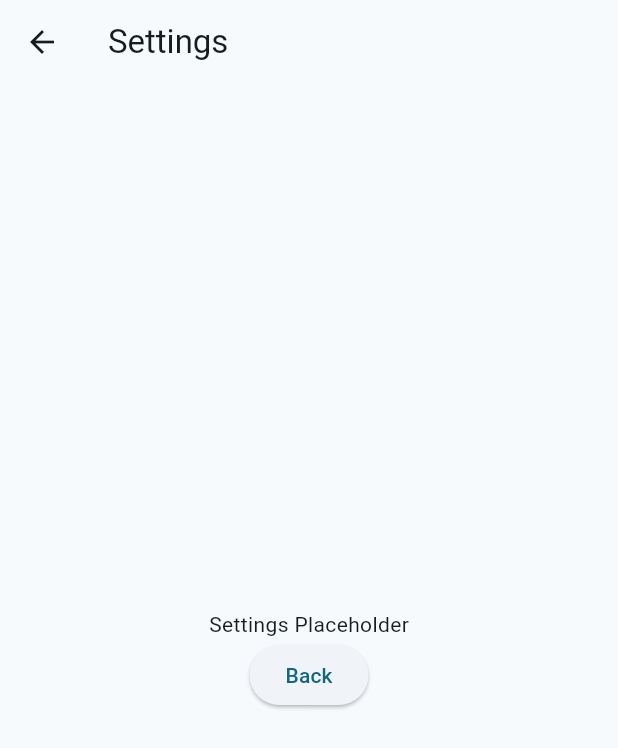
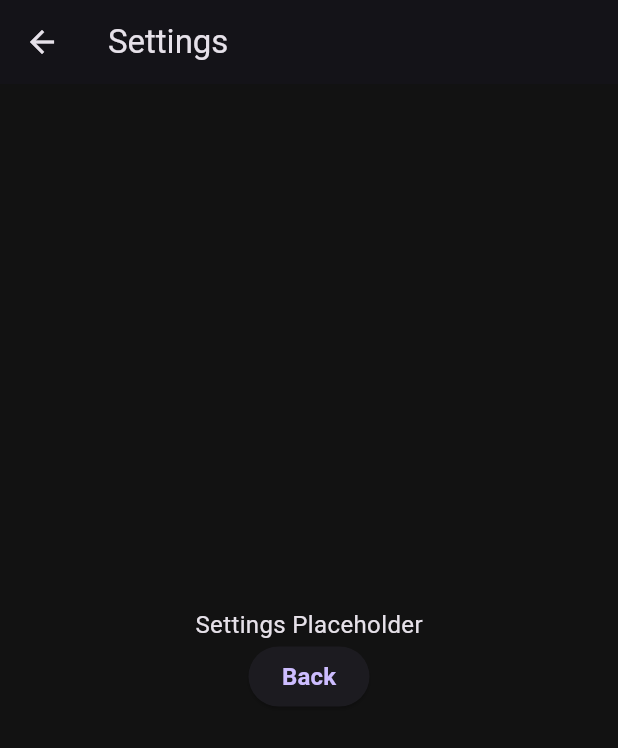
Before and after one commit to vinol3/bowling_assistant, a Flutter app: the screen it shows once a user with an empty profile is signed in, after a tap on "Settings", on a phone screen of 412 x 824 dp. Shown: the top 748 px of the screen. Run offline on Flutter 3.47's test engine with Material 3 defaults, Android fonts, the phone set to English and light mode, and no system bars; our stand-ins replace camera, cloud_firestore, file_picker, firebase_auth, firebase_core; accounts and stored records are empty; network calls fail.

Commit message:
updated color palette and the design of some screens

```diff
--- a/lib/main.dart
+++ b/lib/main.dart
@@ -1,19 +1,21 @@
 import 'dart:io';
 import 'package:flutter/material.dart';
+import 'package:flutter/foundation.dart';
 import 'package:firebase_core/firebase_core.dart';
+import 'package:camera/camera.dart';
+
 import 'firebase_options.dart';
 import 'auth/auth_gate.dart';
-import 'package:camera/camera.dart';
-import 'package:flutter/foundation.dart';
 
-import 'package:bowling_assistant/screens/calibration_screen.dart';
-import 'package:bowling_assistant/screens/record_screen.dart';
-import 'package:bowling_assistant/screens/import_screen.dart';
-import 'package:bowling_assistant/screens/analysis_screen.dart';
-import 'package:bowling_assistant/screens/result_screen.dart';
-import 'package:bowling_assistant/screens/compare_screen.dart';
-import 'package:bowling_assistant/screens/settings_screen.dart';
+import 'theme/app_theme.dart';
 
+import 'screens/calibration_screen.dart';
+import 'screens/record_screen.dart';
+import 'screens/import_screen.dart';
+import 'screens/analysis_screen.dart';
+import 'screens/result_screen.dart';
+import 'screens/compare_screen.dart';
+import 'screens/settings_screen.dart';
 
 late List<CameraDescription> cameras;
 
@@ -37,22 +39,52 @@ class MainApp extends StatelessWidget {
   @override
   Widget build(BuildContext context) {
     return MaterialApp(
-      title: 'Bowling Stats',
-      theme: ThemeData(
-        colorScheme: ColorScheme.fromSeed(seedColor: Colors.blueGrey),
-        useMaterial3: true,
-      ),
+      debugShowCheckedModeBanner: false,
+      title: 'Bowling Assistant',
+      theme: AppTheme.darkTheme,
+      home: const AuthGate(),
+      onGenerateRoute: (settings) {
+        Widget page;
 
-      home: const AuthGate(),
+        switch (settings.name) {
+          case '/calibration':
+            page = const CalibrationScreen();
+            break;
+          case '/record':
+            page = const RecordScreen();
+            break;
+          case '/import':
+            page = const ImportScreen();
+            break;
+          case '/analysis':
+            page = const AnalysisScreen();
+            break;
+          case '/results':
+            page = const ResultsScreen();
+            break;
+          case '/compare':
+            page = const CompareScreen();
+            break;
+          case '/settings':
+            page = const SettingsScreen();
+            break;
+          default:
+            page = const AuthGate();
+        }
 
-      routes: {
-        '/calibration': (context) => CalibrationScreen(),
-        '/record': (context) => RecordScreen(),
-        '/import': (context) => ImportScreen(),
-        '/analysis': (context) => AnalysisScreen(),
-        '/results': (context) => ResultsScreen(),
-        '/compare': (context) => CompareScreen(),
-        '/settings': (context) => SettingsScreen(),
+        return PageRouteBuilder(
+          transitionDuration: const Duration(milliseconds: 250),
+          pageBuilder: (_, animation, __) => FadeTransition(
+            opacity: animation,
+            child: SlideTransition(
+              position: Tween(
+                begin: const Offset(0, 0.04),
+                end: Offset.zero,
+              ).animate(animation),
+              child: page,
+            ),
+          ),
+        );
       },
     );
   }
--- a/lib/screens/home_screen.dart
+++ b/lib/screens/home_screen.dart
@@ -1,5 +1,7 @@
 import 'package:flutter/material.dart';
 import 'package:firebase_auth/firebase_auth.dart';
+import '../theme/app_text_styles.dart';
+import '../theme/app_colors.dart';
 
 class HomeScreen extends StatelessWidget {
   const HomeScreen({super.key});
@@ -8,37 +10,107 @@ class HomeScreen extends StatelessWidget {
   Widget build(BuildContext context) {
     return Scaffold(
       appBar: AppBar(
-        title: const Text('Bowling Stats'),
+        title: const Text('Bowling Assistant'),
         actions: [
           IconButton(
+            tooltip: 'Log out',
             icon: const Icon(Icons.logout),
-            tooltip: 'Log Out',
             onPressed: () => FirebaseAuth.instance.signOut(),
           ),
         ],
       ),
-      body: Center(
+      body: Padding(
+        padding: const EdgeInsets.all(16),
         child: Column(
           mainAxisAlignment: MainAxisAlignment.center,
           children: [
-            ElevatedButton(
-                onPressed: () => Navigator.pushNamed(context, '/calibration'),
-                child: const Text('Calibrate Lane')),
-            const SizedBox(height: 20),
-            ElevatedButton(
-                onPressed: () => Navigator.pushNamed(context, '/record'),
-                child: const Text('Record New Throw')),
-            const SizedBox(height: 20),
-            ElevatedButton(
-                onPressed: () => Navigator.pushNamed(context, '/import'),
-                child: const Text('Load Existing Video')),
-            const SizedBox(height: 20),
-            ElevatedButton(
-                onPressed: () => Navigator.pushNamed(context, '/settings'),
-                child: const Text('Settings')),
+            _ActionCard(
+              icon: Icons.tune,
+              title: 'Calibrate Lane',
+              subtitle: 'Set reference points',
+              onTap: () => Navigator.pushNamed(context, '/calibration'),
+            ),
+            const SizedBox(height: 16),
+            _ActionCard(
+              icon: Icons.videocam,
+              title: 'Record Throw',
+              subtitle: 'Capture a new attempt',
+              onTap: () => Navigator.pushNamed(context, '/record'),
+            ),
+            const SizedBox(height: 16),
+            _ActionCard(
+              icon: Icons.upload,
+              title: 'Import Video',
+              subtitle: 'Analyze existing footage',
+              onTap: () => Navigator.pushNamed(context, '/import'),
+            ),
+            const SizedBox(height: 16),
+            _ActionCard(
+              icon: Icons.settings,
+              title: 'Settings',
+              subtitle: 'App preferences',
+              onTap: () => Navigator.pushNamed(context, '/settings'),
+            ),
           ],
         ),
       ),
     );
   }
 }
+
+class _ActionCard extends StatelessWidget {
+  final IconData icon;
+  final String title;
+  final String subtitle;
+  final VoidCallback onTap;
+
+  const _ActionCard({
+    required this.icon,
+    required this.title,
+    required this.subtitle,
+    required this.onTap,
+  });
+
+  @override
+  Widget build(BuildContext context) {
+    return TweenAnimationBuilder<double>(
+      tween: Tween(begin: 0, end: 1),
+      duration: const Duration(milliseconds: 300),
+      builder: (context, value, child) {
+        return Opacity(
+          opacity: value,
+          child: Transform.translate(
+            offset: Offset(0, 12 * (1 - value)),
+            child: child,
+          ),
+        );
+      },
+      child: Card(
+        child: InkWell(
+          borderRadius: BorderRadius.circular(16),
+          onTap: onTap,
+          child: Padding(
+            padding: const EdgeInsets.all(16),
+            child: Row(
+              children: [
+                Icon(icon, size: 32, color: AppColors.primary),
+                const SizedBox(width: 16),
+                Expanded(
+                  child: Column(
+                    crossAxisAlignment: CrossAxisAlignment.start,
+                    children: [
+                      Text(title, style: AppTextStyles.sectionTitle),
+                      const SizedBox(height: 4),
+                      Text(subtitle, style: AppTextStyles.bodyMuted),
+                    ],
+                  ),
+                ),
+                const Icon(Icons.chevron_right),
+              ],
+            ),
+          ),
+        ),
+      ),
+    );
+  }
+}
--- /dev/null
+++ b/lib/theme/app_colors.dart
@@ -0,0 +1,7 @@
+import 'package:flutter/material.dart';
+
+class AppColors {
+  static const primary = Color(0xFF7C4DFF);
+  static const background = Color(0xFF121212);
+  static const card = Color(0xFF1E1E1E);
+}
--- /dev/null
+++ b/lib/theme/app_text_styles.dart
@@ -0,0 +1,56 @@
+import 'package:flutter/material.dart';
+import 'app_colors.dart';
+
+class AppTextStyles {
+  // ===== Headlines =====
+
+  static const headline = TextStyle(
+    fontSize: 24,
+    fontWeight: FontWeight.bold,
+    letterSpacing: 0.2,
+  );
+
+  static const sectionTitle = TextStyle(
+    fontSize: 18,
+    fontWeight: FontWeight.w600,
+  );
+
+  // ===== Body text =====
+
+  static const body = TextStyle(
+    fontSize: 16,
+    height: 1.4,
+  );
+
+  static const bodyMuted = TextStyle(
+    fontSize: 14,
+    color: Colors.grey,
+  );
+
+  // ===== Labels & values (stats) =====
+
+  static const statLabel = TextStyle(
+    fontSize: 13,
+    color: Colors.grey,
+    fontWeight: FontWeight.w500,
+  );
+
+  static const statValue = TextStyle(
+    fontSize: 20,
+    fontWeight: FontWeight.bold,
+  );
+
+  // ===== Buttons =====
+
+  static const button = TextStyle(
+    fontSize: 16,
+    fontWeight: FontWeight.w600,
+  );
+
+  // ===== Small / helper =====
+
+  static const caption = TextStyle(
+    fontSize: 12,
+    color: Colors.grey,
+  );
+}
--- /dev/null
+++ b/lib/theme/app_theme.dart
@@ -0,0 +1,21 @@
+import 'package:flutter/material.dart';
+import 'app_colors.dart';
+import 'app_text_styles.dart';
+
+class AppTheme {
+  static ThemeData darkTheme = ThemeData(
+    useMaterial3: true,
+    colorScheme: ColorScheme.fromSeed(
+      seedColor: AppColors.primary,
+      brightness: Brightness.dark,
+    ),
+    scaffoldBackgroundColor: AppColors.background,
+    textTheme: const TextTheme(
+      headlineSmall: AppTextStyles.headline,
+      titleMedium: AppTextStyles.sectionTitle,
+      bodyMedium: AppTextStyles.body,
+      labelLarge: AppTextStyles.button,
+      bodySmall: AppTextStyles.caption,
+    ),
+  );
+}
--- a/pubspec.yaml
+++ b/pubspec.yaml
@@ -13,7 +13,7 @@ dependencies:
   cloud_firestore: ^6.1.0
   firebase_auth: ^6.1.2
   camera: ^0.11.0+2
-  file_picker: ^6.1.1
+  file_picker: ^10.3.8
 
 dev_dependencies:
   flutter_test:
```
Also changed, not shown: lib/screens/analysis_screen.dart (+134 -15 lines), pubspec.lock, 1 other file.
